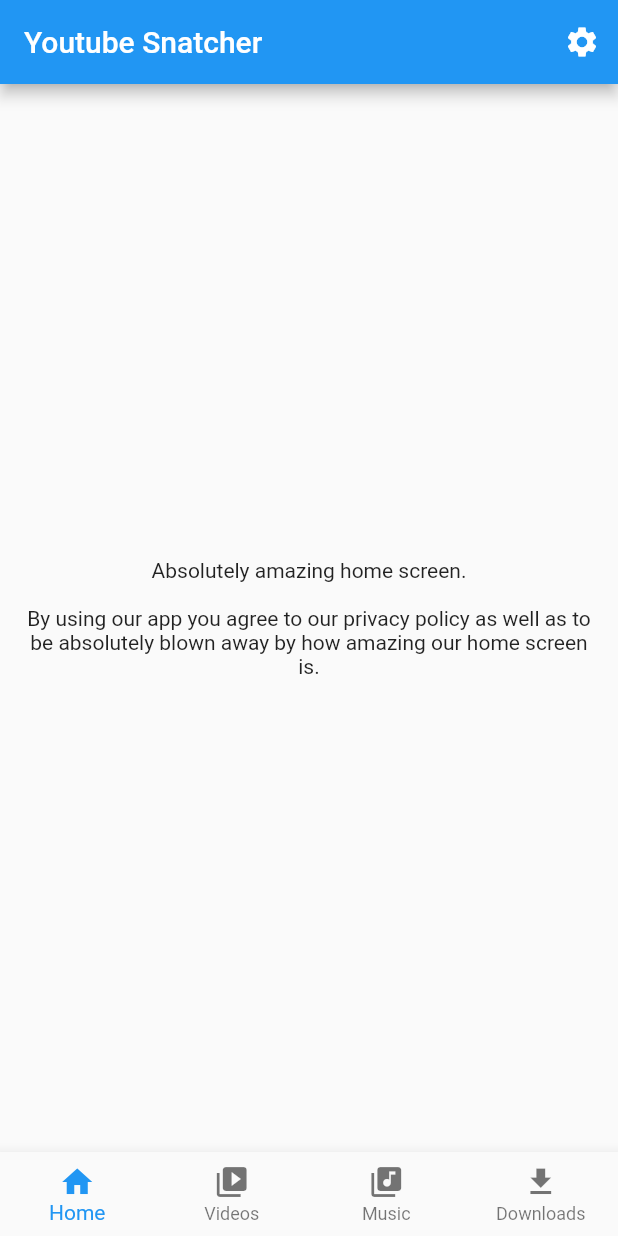
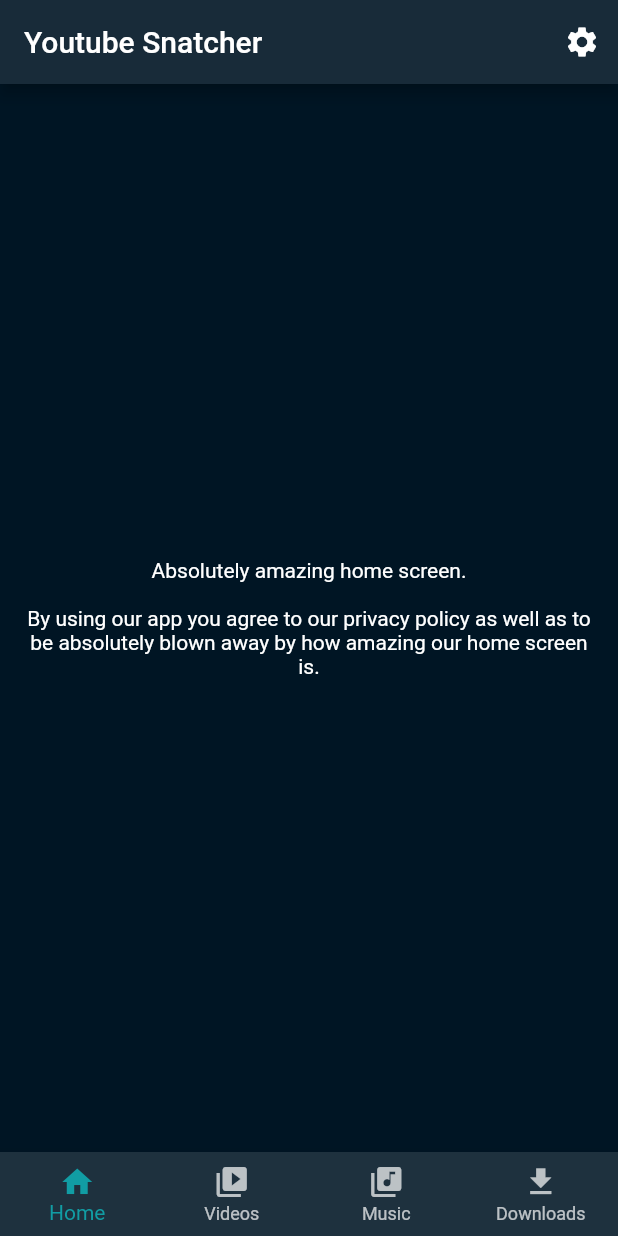
Before and after one commit to niko-roether/yt_snatcher, a Flutter app: the screen it shows after launch, on a phone screen of 412 x 824 dp. Run offline on Flutter 3.47's test engine with Material 2 defaults, Android fonts, the phone set to English and light mode, and no system bars; our stand-ins replace better_player, flutter_conditional_rendering; missing offline and left inert: flutter_ffmpeg, youtube_explode_dart.

```diff
--- a/lib/main.dart
+++ b/lib/main.dart
@@ -1,20 +1,19 @@
 import "package:flutter/material.dart";
 import 'package:yt_snatcher/router.dart';
-import 'package:yt_snatcher/widgets/provider/download_process_manager.dart';
-import 'package:yt_snatcher/widgets/provider/download_provider.dart';
+import 'package:yt_snatcher/service_provider.dart';
+import 'package:yt_snatcher/themes/dark.dart';
 
 void main() => runApp(YtSnatcher());
 
 class YtSnatcher extends StatelessWidget {
   @override
   Widget build(BuildContext context) {
-    return DownloadProvider(
-      child: DownloadProcessManager(
-        child: MaterialApp(
-          title: "Youtube Snatcher",
-          initialRoute: "/",
-          routes: routes,
-        ),
+    return ServiceProvider(
+      child: MaterialApp(
+        title: "Youtube Snatcher",
+        initialRoute: "/",
+        routes: routes,
+        theme: darkTheme,
       ),
     );
   }
```
